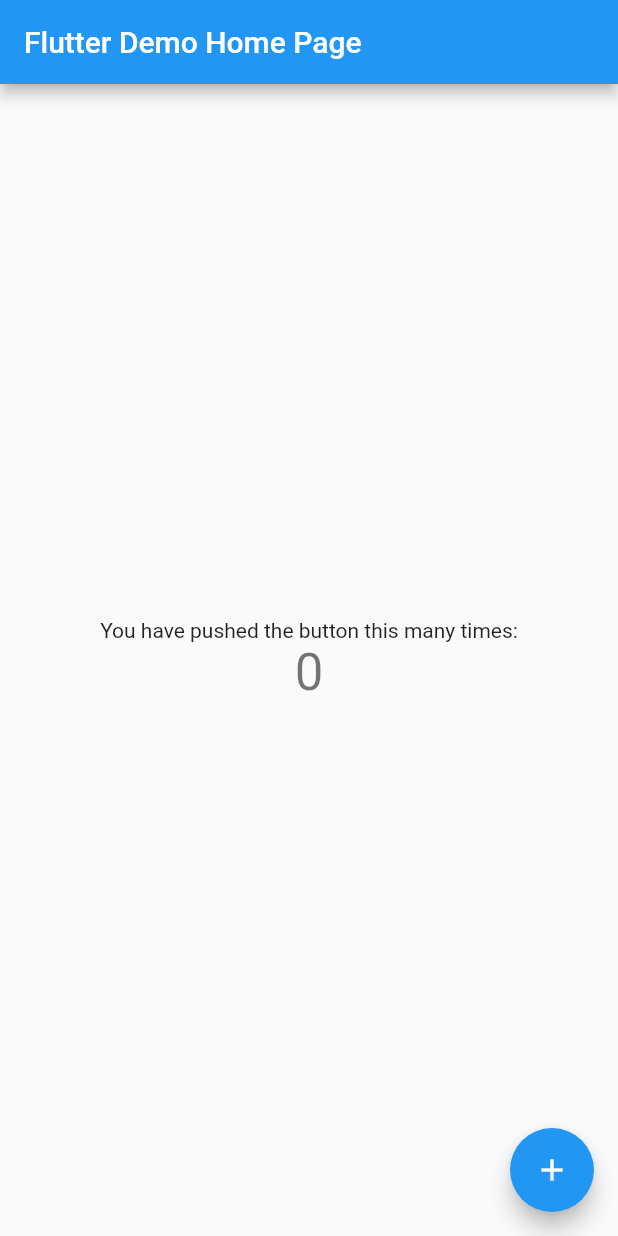
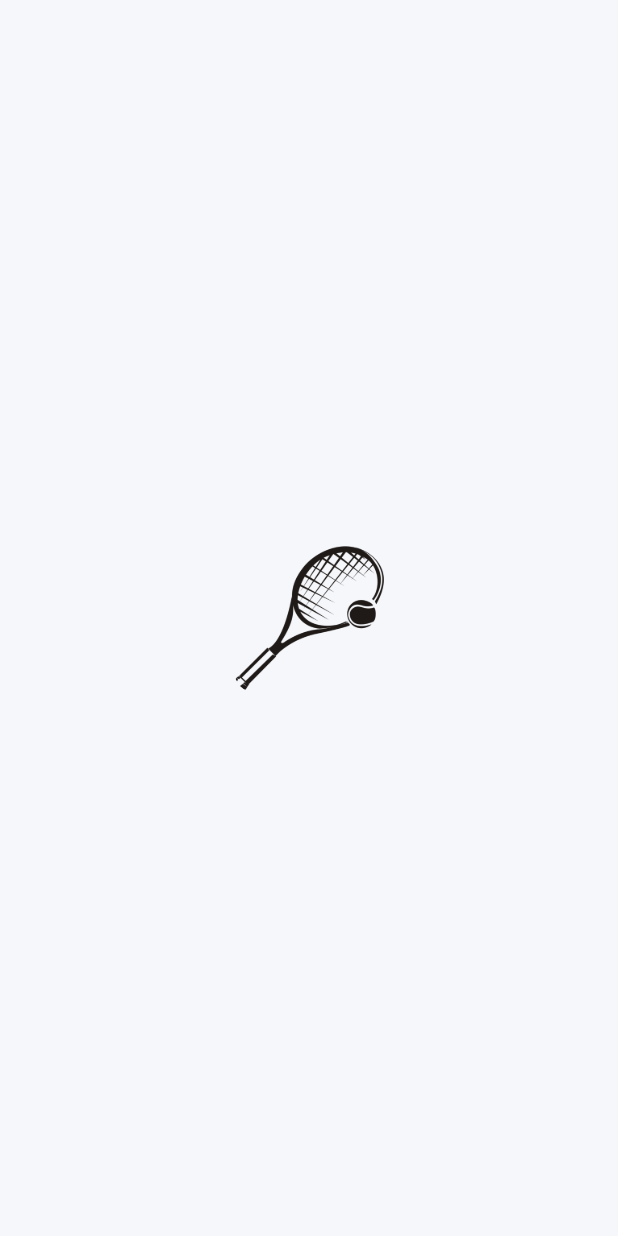
Before and after one commit to alejogrande/agendamientos, a Flutter app: the screen it shows after launch, on a phone screen of 412 x 824 dp. Run offline on Flutter 3.47's test engine with Material 2 defaults, Android fonts, the phone set to English and light mode, and no system bars; our stand-ins replace google_fonts.

Commit message:
implementacion splash page y rutas

```diff
--- /dev/null
+++ b/lib/data/constans.dart
@@ -0,0 +1,20 @@
+class Routes {
+  static const String splash = 'splash';
+}
+
+class Assets {
+   static const String logo = "lib/resources/images/logo.png";
+}
+
+class Const {
+  static const double buttonRadius = 15;
+  static const double margin = 18;
+  static const double radius = 12;
+  static const double space5 = 5;
+  static const double space8 = 8;
+  static const double space12 = 12;
+  static const double space15 = 15;
+  static const double space25 = 25;
+  static const int splashDuration = 3;
+  static const double textFieldRadius = 15;
+}
--- /dev/null
+++ b/lib/data/routes/routes.dart
@@ -0,0 +1,7 @@
+import 'package:agendamientos/data/constans.dart';
+import 'package:agendamientos/features/splash/splash_page.dart';
+import 'package:flutter/material.dart';
+
+final Map<String, Widget Function(BuildContext)> appRoutes = {
+  Routes.splash: (_) => const SplashScreen(),
+};
--- /dev/null
+++ b/lib/features/splash/splash_page.dart
@@ -0,0 +1,40 @@
+import 'package:agendamientos/data/constans.dart';
+import 'package:flutter/material.dart';
+
+class SplashScreen extends StatefulWidget {
+  const SplashScreen({Key? key}) : super(key: key);
+
+  @override
+  // ignore: library_private_types_in_public_api
+  _SplashScreenState createState() => _SplashScreenState();
+}
+
+class _SplashScreenState extends State<SplashScreen> {
+  @override
+  void initState() {
+    super.initState();
+    Future.delayed(
+      const Duration(seconds: Const.splashDuration),
+      () => {
+        // ignore: todo
+        //TODO: Navegacion inicial
+      },
+    );
+  }
+
+  @override
+  Widget build(BuildContext context) {
+    return Scaffold(
+      body: Center(
+        child: ClipRRect(
+          borderRadius: BorderRadius.circular(15),
+          child: Image.asset(
+            Assets.logo,
+            width: 100,
+            height: 100,
+          ),
+        ),
+      ),
+    );
+  }
+}
--- a/lib/main.dart
+++ b/lib/main.dart
@@ -1,115 +1,140 @@
+import 'package:agendamientos/data/constans.dart';
+import 'package:agendamientos/data/routes/routes.dart';
+import 'package:agendamientos/shared_library/themes.dart';
 import 'package:flutter/material.dart';
 
 void main() {
-  runApp(const MyApp());
+  // WidgetsFlutterBinding.ensureInitialized();
+  runApp( const MyApp());
 }
 
 class MyApp extends StatelessWidget {
   const MyApp({super.key});
 
-  // This widget is the root of your application.
   @override
   Widget build(BuildContext context) {
     return MaterialApp(
-      title: 'Flutter Demo',
-      theme: ThemeData(
-        // This is the theme of your application.
-        //
-        // Try running your application with "flutter run". You'll see the
-        // application has a blue toolbar. Then, without quitting the app, try
-        // changing the primarySwatch below to Colors.green and then invoke
-        // "hot reload" (press "r" in the console where you ran "flutter run",
-        // or simply save your changes to "hot reload" in a Flutter IDE).
-        // Notice that the counter didn't reset back to zero; the application
-        // is not restarted.
-        primarySwatch: Colors.blue,
-      ),
-      home: const MyHomePage(title: 'Flutter Demo Home Page'),
+      // title: 'Agendamientos',
+      debugShowCheckedModeBanner: false,
+      theme: theme(context),
+      routes: appRoutes,
+      initialRoute: Routes.splash,
     );
   }
 }
 
-class MyHomePage extends StatefulWidget {
-  const MyHomePage({super.key, required this.title});
+// import 'package:flutter/material.dart';
 
-  // This widget is the home page of your application. It is stateful, meaning
-  // that it has a State object (defined below) that contains fields that affect
-  // how it looks.
+// void main() {
+//   runApp(const MyApp());
+// }
 
-  // This class is the configuration for the state. It holds the values (in this
-  // case the title) provided by the parent (in this case the App widget) and
-  // used by the build method of the State. Fields in a Widget subclass are
-  // always marked "final".
+// class MyApp extends StatelessWidget {
+//   const MyApp({super.key});
 
-  final String title;
+//   // This widget is the root of your application.
+//   @override
+//   Widget build(BuildContext context) {
+//     return MaterialApp(
+//       title: 'Flutter Demo',
+//       theme: ThemeData(
+//         // This is the theme of your application.
+//         //
+//         // Try running your application with "flutter run". You'll see the
+//         // application has a blue toolbar. Then, without quitting the app, try
+//         // changing the primarySwatch below to Colors.green and then invoke
+//         // "hot reload" (press "r" in the console where you ran "flutter run",
+//         // or simply save your changes to "hot reload" in a Flutter IDE).
+//         // Notice that the counter didn't reset back to zero; the application
+//         // is not restarted.
+//         primarySwatch: Colors.blue,
+//       ),
+//       home: const MyHomePage(title: 'Flutter Demo Home Page'),
+//     );
+//   }
+// }
 
-  @override
-  State<MyHomePage> createState() => _MyHomePageState();
-}
+// class MyHomePage extends StatefulWidget {
+//   const MyHomePage({super.key, required this.title});
 
-class _MyHomePageState extends State<MyHomePage> {
-  int _counter = 0;
+//   // This widget is the home page of your application. It is stateful, meaning
+//   // that it has a State object (defined below) that contains fields that affect
+//   // how it looks.
 
-  void _incrementCounter() {
-    setState(() {
-      // This call to setState tells the Flutter framework that something has
-      // changed in this State, which causes it to rerun the build method below
-      // so that the display can reflect the updated values. If we changed
-      // _counter without calling setState(), then the build method would not be
-      // called again, and so nothing would appear to happen.
-      _counter++;
-    });
-  }
+//   // This class is the configuration for the state. It holds the values (in this
+//   // case the title) provided by the parent (in this case the App widget) and
+//   // used by the build method of the State. Fields in a Widget subclass are
+//   // always marked "final".
 
-  @override
-  Widget build(BuildContext context) {
-    // This method is rerun every time setState is called, for instance as done
-    // by the _incrementCounter method above.
-    //
-    // The Flutter framework has been optimized to make rerunning build methods
-    // fast, so that you can just rebuild anything that needs updating rather
-    // than having to individually change instances of widgets.
-    return Scaffold(
-      appBar: AppBar(
-        // Here we take the value from the MyHomePage object that was created by
-        // the App.build method, and use it to set our appbar title.
-        title: Text(widget.title),
-      ),
-      body: Center(
-        // Center is a layout widget. It takes a single child and positions it
-        // in the middle of the parent.
-        child: Column(
-          // Column is also a layout widget. It takes a list of children and
-          // arranges them vertically. By default, it sizes itself to fit its
-          // children horizontally, and tries to be as tall as its parent.
-          //
-          // Invoke "debug painting" (press "p" in the console, choose the
-          // "Toggle Debug Paint" action from the Flutter Inspector in Android
-          // Studio, or the "Toggle Debug Paint" command in Visual Studio Code)
-          // to see the wireframe for each widget.
-          //
-          // Column has various properties to control how it sizes itself and
-          // how it positions its children. Here we use mainAxisAlignment to
-          // center the children vertically; the main axis here is the vertical
-          // axis because Columns are vertical (the cross axis would be
-          // horizontal).
-          mainAxisAlignment: MainAxisAlignment.center,
-          children: <Widget>[
-            const Text(
-              'You have pushed the button this many times:',
-            ),
-            Text(
-              '$_counter',
-              style: Theme.of(context).textTheme.headline4,
-            ),
-          ],
-        ),
-      ),
-      floatingActionButton: FloatingActionButton(
-        onPressed: _incrementCounter,
-        tooltip: 'Increment',
-        child: const Icon(Icons.add),
-      ), // This trailing comma makes auto-formatting nicer for build methods.
-    );
-  }
-}
+//   final String title;
+
+//   @override
+//   State<MyHomePage> createState() => _MyHomePageState();
+// }
+
+// class _MyHomePageState extends State<MyHomePage> {
+//   int _counter = 0;
+
+//   void _incrementCounter() {
+//     setState(() {
+//       // This call to setState tells the Flutter framework that something has
+//       // changed in this State, which causes it to rerun the build method below
+//       // so that the display can reflect the updated values. If we changed
+//       // _counter without calling setState(), then the build method would not be
+//       // called again, and so nothing would appear to happen.
+//       _counter++;
+//     });
+//   }
+
+//   @override
+//   Widget build(BuildContext context) {
+//     // This method is rerun every time setState is called, for instance as done
+//     // by the _incrementCounter method above.
+//     //
+//     // The Flutter framework has been optimized to make rerunning build methods
+//     // fast, so that you can just rebuild anything that needs updating rather
+//     // than having to individually change instances of widgets.
+//     return Scaffold(
+//       appBar: AppBar(
+//         // Here we take the value from the MyHomePage object that was created by
+//         // the App.build method, and use it to set our appbar title.
+//         title: Text(widget.title),
+//       ),
+//       body: Center(
+//         // Center is a layout widget. It takes a single child and positions it
+//         // in the middle of the parent.
+//         child: Column(
+//           // Column is also a layout widget. It takes a list of children and
+//           // arranges them vertically. By default, it sizes itself to fit its
+//           // children horizontally, and tries to be as tall as its parent.
+//           //
+//           // Invoke "debug painting" (press "p" in the console, choose the
+//           // "Toggle Debug Paint" action from the Flutter Inspector in Android
+//           // Studio, or the "Toggle Debug Paint" command in Visual Studio Code)
+//           // to see the wireframe for each widget.
+//           //
+//           // Column has various properties to control how it sizes itself and
+//           // how it positions its children. Here we use mainAxisAlignment to
+//           // center the children vertically; the main axis here is the vertical
+//           // axis because Columns are vertical (the cross axis would be
+//           // horizontal).
+//           mainAxisAlignment: MainAxisAlignment.center,
+//           children: <Widget>[
+//             const Text(
+//               'You have pushed the button this many times:',
+//             ),
+//             Text(
+//               '$_counter',
+//               style: Theme.of(context).textTheme.headline4,
+//             ),
+//           ],
+//         ),
+//       ),
+//       floatingActionButton: FloatingActionButton(
+//         onPressed: _incrementCounter,
+//         tooltip: 'Increment',
+//         child: const Icon(Icons.add),
+//       ), // This trailing comma makes auto-formatting nicer for build methods.
+//     );
+//   }
+// }
--- /dev/null
+++ b/lib/resources/colors.dart
@@ -0,0 +1,17 @@
+import 'dart:ui';
+
+class AppColors {
+  static const Color primary = Color(0xFFD1870B);
+  static const Color background = Color(0xFFF5F7FB);
+  static const Color card = Color(0xFFFFFFFF);
+  static const Color fontTitle = Color(0xFF202020);
+  static const Color fontSubtitle = Color(0xFF737373);
+  static const Color fontDisable = Color(0xFF9B9B9B);
+  static const Color disabledButton = Color(0xFFB9B9B9);
+  static const Color divider = Color(0xFFDCDCDC);
+
+  static const Color success = Color(0xFF388E3C);
+  static const Color warning = Color(0xFFF57C00);
+  static const Color error = Color(0xFFD32F2F);
+  static const Color info = Color(0xFF1976D2);
+}
--- /dev/null
+++ b/lib/shared_library/themes.dart
@@ -0,0 +1,80 @@
+import 'package:agendamientos/resources/colors.dart';
+import 'package:flutter/material.dart';
+import 'package:google_fonts/google_fonts.dart';
+
+ThemeData theme(BuildContext context) {
+  return ThemeData(
+    brightness: Brightness.light,
+    backgroundColor: AppColors.background,
+    cardColor: AppColors.card,
+    disabledColor: AppColors.disabledButton,
+    errorColor: AppColors.error,
+    hintColor: AppColors.fontSubtitle,
+    indicatorColor: AppColors.primary,
+    primaryColorLight: AppColors.primary,
+    primaryIconTheme: const IconThemeData(
+      color: AppColors.fontTitle,
+    ),
+    primaryColor: AppColors.primary,
+    textSelectionTheme: const TextSelectionThemeData(
+      cursorColor: AppColors.primary,
+    ),
+    scaffoldBackgroundColor: AppColors.background,
+    appBarTheme: const AppBarTheme(
+      elevation: 0,
+      centerTitle: true,
+    ),
+    textTheme: GoogleFonts.poppinsTextTheme().copyWith(
+      headline1: GoogleFonts.poppins(
+        color: AppColors.fontTitle,
+        fontSize: 20,
+        fontWeight: FontWeight.w500,
+      ),
+      headline2: GoogleFonts.poppins(
+        color: AppColors.fontTitle,
+        fontSize: 18,
+        fontWeight: FontWeight.w500,
+      ),
+      headline3: GoogleFonts.poppins(
+        color: AppColors.fontTitle,
+        fontSize: 16,
+        fontWeight: FontWeight.w500,
+      ),
+      headline4: GoogleFonts.poppins(
+        color: AppColors.fontTitle,
+        fontSize: 14,
+        fontWeight: FontWeight.w500,
+      ),
+      headline5: GoogleFonts.poppins(
+        color: AppColors.fontTitle,
+        fontSize: 12,
+        fontWeight: FontWeight.w500,
+      ),
+      bodyText1: GoogleFonts.poppins(
+        color: AppColors.fontTitle,
+        fontSize: 16,
+        fontWeight: FontWeight.normal,
+      ),
+      bodyText2: GoogleFonts.poppins(
+        color: AppColors.fontTitle,
+        fontSize: 14,
+        fontWeight: FontWeight.normal,
+      ),
+      subtitle1: GoogleFonts.poppins(
+        color: AppColors.fontSubtitle,
+        fontSize: 14,
+        fontWeight: FontWeight.normal,
+      ),
+      subtitle2: GoogleFonts.poppins(
+        color: AppColors.fontSubtitle,
+        fontSize: 12,
+        fontWeight: FontWeight.normal,
+      ),
+      button: GoogleFonts.poppins(
+        color: Colors.white,
+        fontSize: 14,
+        fontWeight: FontWeight.normal,
+      ),
+    ),
+  );
+}
```
Also changed, not shown: pubspec.yaml (+3 -73 lines), lib/data/models/reservation_model.dart (added), lib/resources/images/logo.png (added), pubspec.lock, 4 other files.
